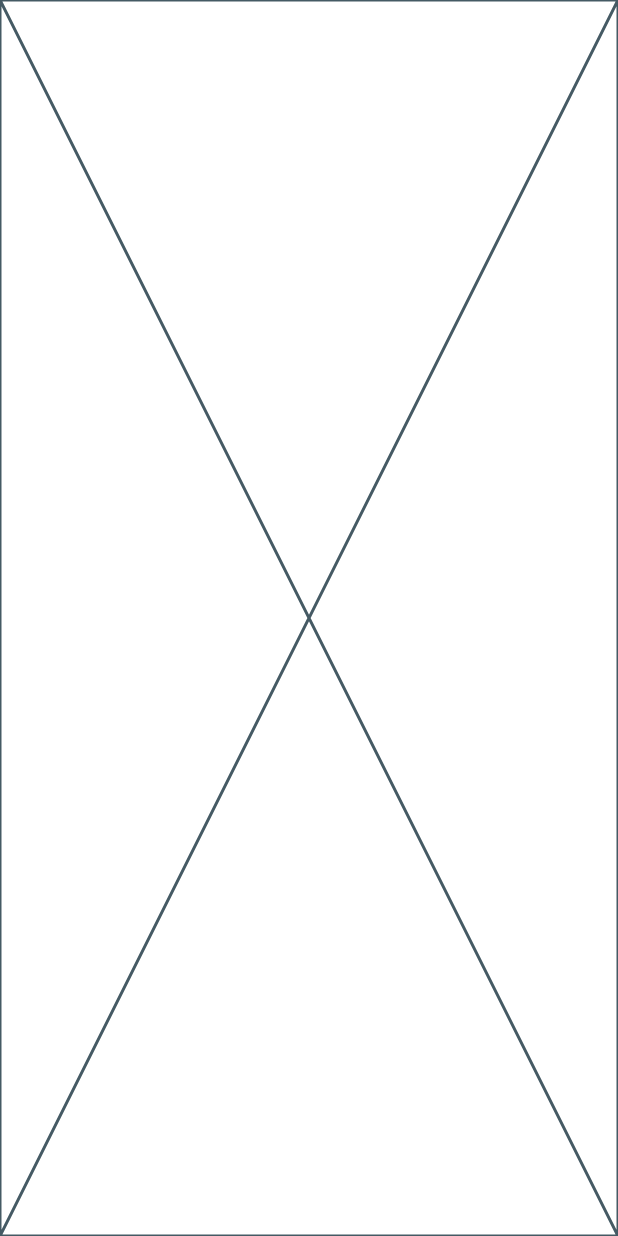
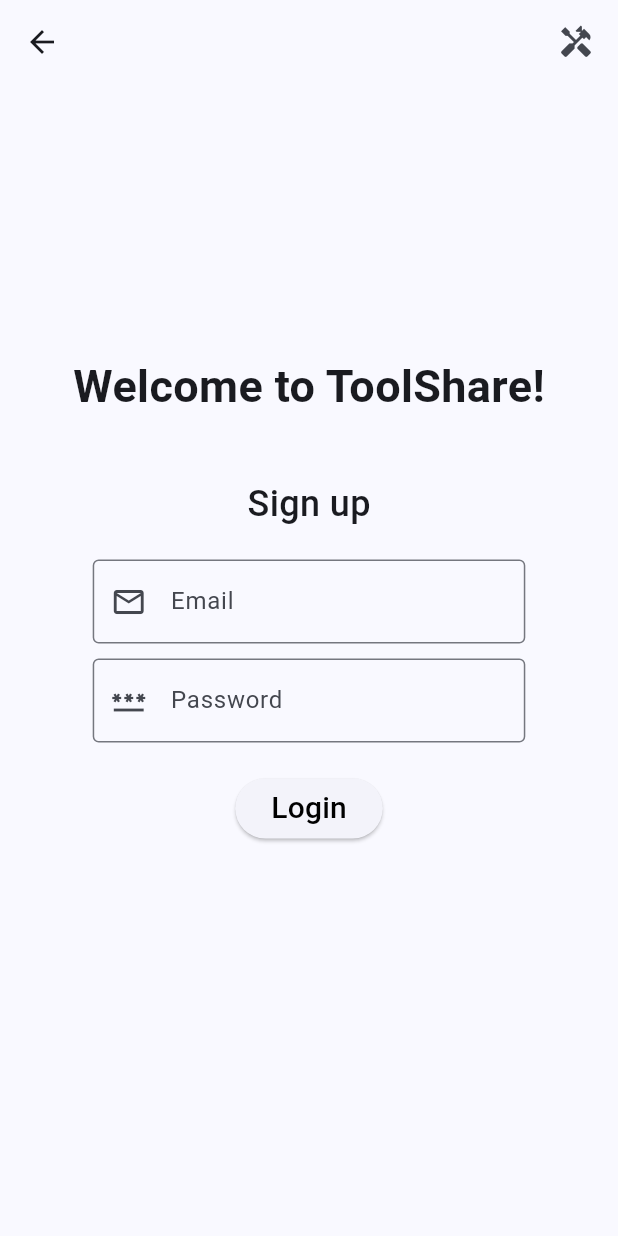
Before and after one commit to 25thNight0901/ToolShare, a Flutter app: the screen it shows after launch, after a tap on "Login", on a phone screen of 412 x 824 dp. Run offline on Flutter 3.47's test engine with Material 3 defaults, Android fonts, the light colour scheme and no system bars; our stand-ins replace firebase_auth, firebase_core; accounts and stored records are empty; network calls fail.

Commit message:
Implement sign up and sign in functions.

```diff
--- a/lib/main.dart
+++ b/lib/main.dart
@@ -1,8 +1,8 @@
 import 'package:flutter/material.dart';
 import 'package:firebase_core/firebase_core.dart';
+import 'package:toolshare/screens/dasboard.dart';
 import 'package:toolshare/screens/home.dart';
 import 'package:toolshare/screens/login.dart';
-import 'package:toolshare/screens/register.dart';
 import 'firebase_options.dart';
 
 void main() async {
@@ -25,8 +25,9 @@
       initialRoute: '/',
       routes: {
         '/': (context) => const Home(),
-        '/register': (context) => const Register(),
+        '/home': (context) => const Home(),
         '/login': (context) => const Login(),
+        '/dashboard': (context) => const Dasboard(),
       },
     );
   }
--- a/lib/screens/home.dart
+++ b/lib/screens/home.dart
@@ -1,39 +1,108 @@
+import 'package:firebase_auth/firebase_auth.dart';
 import 'package:flutter/material.dart';
 
-class Home extends StatelessWidget {
+class Home extends StatefulWidget {
   const Home({super.key});
 
   @override
+  State<Home> createState() => _HomeState();
+}
+
+class _HomeState extends State<Home> {
+  final TextEditingController _emailController = TextEditingController();
+  final TextEditingController _passwordController = TextEditingController();
+
+  Future<void> _registerUser() async {
+    try {
+      String email = _emailController.text;
+      String password = _passwordController.text;
+
+      UserCredential userCredential = await FirebaseAuth.instance
+          .createUserWithEmailAndPassword(email: email, password: password);
+
+      if (userCredential.user != null) {
+        Navigator.pushReplacementNamed(context, '/dashboard');
+      }
+
+      ScaffoldMessenger.of(context).showSnackBar(
+        const SnackBar(content: Text('User registered and logged in!')),
+      );
+    } on FirebaseAuthException catch (e) {
+      ScaffoldMessenger.of(
+        context,
+      ).showSnackBar(SnackBar(content: Text('Error: ${e.message}.')));
+    }
+  }
+
+  @override
   Widget build(BuildContext context) {
+    double screenWidth = MediaQuery.of(context).size.width;
+
     return Scaffold(
       appBar: AppBar(
-        leading: Icon(Icons.handyman),
         actions: [
           Padding(
             padding: const EdgeInsets.symmetric(horizontal: 16.0),
-            child: const Text('ToolShare', style: TextStyle(fontSize: 24)),
+            child: const Icon(Icons.handyman),
           ),
         ],
       ),
       body: Center(
         child: Column(
-          mainAxisAlignment: MainAxisAlignment.center,
           children: [
+            SizedBox(height: 180),
             Text(
-              'Welcome to the ToolShare app!',
+              'Welcome to ToolShare!',
               style: TextStyle(fontSize: 30, fontWeight: FontWeight.bold),
             ),
-            const SizedBox(height: 20),
+            const SizedBox(height: 40),
+            Text(
+              'Sign up',
+              style: TextStyle(fontSize: 24, fontWeight: FontWeight.w500),
+            ),
+            SizedBox(height: 20),
+            ConstrainedBox(
+              constraints: BoxConstraints(maxWidth: 500),
+              child: SizedBox(
+                width: screenWidth * 0.7,
+                child: TextField(
+                  controller: _emailController,
+                  decoration: InputDecoration(
+                    prefixIcon: Icon(Icons.email_outlined),
+                    labelText: 'Email',
+                    border: OutlineInputBorder(),
+                  ),
+                ),
+              ),
+            ),
+            SizedBox(height: 10),
+            ConstrainedBox(
+              constraints: BoxConstraints(maxWidth: 500),
+              child: SizedBox(
+                width: screenWidth * 0.7,
+                child: TextField(
+                  obscureText: true,
+                  controller: _passwordController,
+                  decoration: InputDecoration(
+                    prefixIcon: Icon(Icons.password),
+                    labelText: 'Password',
+                    border: OutlineInputBorder(),
+                  ),
+                ),
+              ),
+            ),
+            SizedBox(height: 20),
             ElevatedButton(
               onPressed: () {
-                Navigator.pushNamed(context, '/register');
+                _registerUser();
               },
               child: const Text(
-                'Register',
+                'Sign up',
                 style: TextStyle(color: Colors.black, fontSize: 20),
               ),
+              // input velden
             ),
-            const SizedBox(height: 10),
+            const SizedBox(height: 20),
             ElevatedButton(
               onPressed: () {
                 Navigator.pushNamed(context, '/login');
--- a/lib/screens/login.dart
+++ b/lib/screens/login.dart
@@ -1,3 +1,4 @@
+import 'package:firebase_auth/firebase_auth.dart';
 import 'package:flutter/material.dart';
 
 class Login extends StatefulWidget {
@@ -8,8 +9,102 @@
 }
 
 class _LoginState extends State<Login> {
+  final TextEditingController _emailController = TextEditingController();
+  final TextEditingController _passwordController = TextEditingController();
+
+  Future<void> _loginUser() async {
+    try {
+      String email = _emailController.text;
+      String password = _passwordController.text;
+
+      UserCredential userCredential = await FirebaseAuth.instance
+          .signInWithEmailAndPassword(email: email, password: password);
+
+      if (userCredential.user != null) {
+        Navigator.pushReplacementNamed(context, '/dashboard');
+      }
+
+      ScaffoldMessenger.of(
+        context,
+      ).showSnackBar(const SnackBar(content: Text('User logged in!')));
+    } on FirebaseAuthException catch (e) {
+      ScaffoldMessenger.of(
+        context,
+      ).showSnackBar(SnackBar(content: Text('Error: ${e.message}.')));
+    }
+  }
+
   @override
   Widget build(BuildContext context) {
-    return const Placeholder();
+    double screenWidth = MediaQuery.of(context).size.width;
+
+    return Scaffold(
+      appBar: AppBar(
+        leading: BackButton(onPressed: () => Navigator.pop(context)),
+        actions: [
+          Padding(
+            padding: const EdgeInsets.symmetric(horizontal: 16.0),
+            child: const Icon(Icons.handyman),
+          ),
+        ],
+      ),
+      body: Center(
+        child: Column(
+          children: [
+            SizedBox(height: 180),
+            Text(
+              'Welcome to ToolShare!',
+              style: TextStyle(fontSize: 30, fontWeight: FontWeight.bold),
+            ),
+            const SizedBox(height: 40),
+            Text(
+              'Sign up',
+              style: TextStyle(fontSize: 24, fontWeight: FontWeight.w500),
+            ),
+            SizedBox(height: 20),
+            ConstrainedBox(
+              constraints: BoxConstraints(maxWidth: 500),
+              child: SizedBox(
+                width: screenWidth * 0.7,
+                child: TextField(
+                  controller: _emailController,
+                  decoration: InputDecoration(
+                    prefixIcon: Icon(Icons.email_outlined),
+                    labelText: 'Email',
+                    border: OutlineInputBorder(),
+                  ),
+                ),
+              ),
+            ),
+            SizedBox(height: 10),
+            ConstrainedBox(
+              constraints: BoxConstraints(maxWidth: 500),
+              child: SizedBox(
+                width: screenWidth * 0.7,
+                child: TextField(
+                  obscureText: true,
+                  controller: _passwordController,
+                  decoration: InputDecoration(
+                    prefixIcon: Icon(Icons.password),
+                    labelText: 'Password',
+                    border: OutlineInputBorder(),
+                  ),
+                ),
+              ),
+            ),
+            const SizedBox(height: 20),
+            ElevatedButton(
+              onPressed: () {
+                _loginUser();
+              },
+              child: const Text(
+                'Login',
+                style: TextStyle(color: Colors.black, fontSize: 20),
+              ),
+            ),
+          ],
+        ),
+      ),
+    );
   }
 }
--- a/pubspec.yaml
+++ b/pubspec.yaml
@@ -35,6 +35,7 @@
   # Use with the CupertinoIcons class for iOS style icons.
   cupertino_icons: ^1.0.8
   firebase_core: ^2.24.2
+  firebase_auth: ^4.17.6
   cloud_firestore: ^4.14.0
 
 dev_dependencies:
```
Also changed, not shown: lib/screens/dasboard.dart (added, +10 -0 lines), lib/screens/register.dart (deleted, +0 -15 lines), pubspec.lock, 3 other files.
